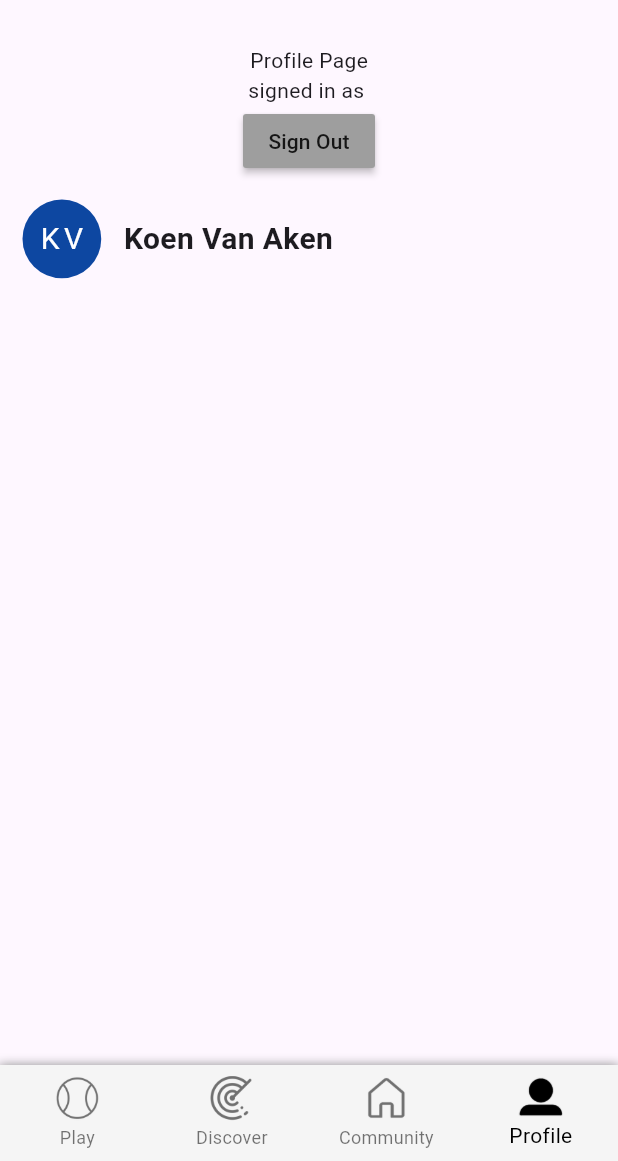
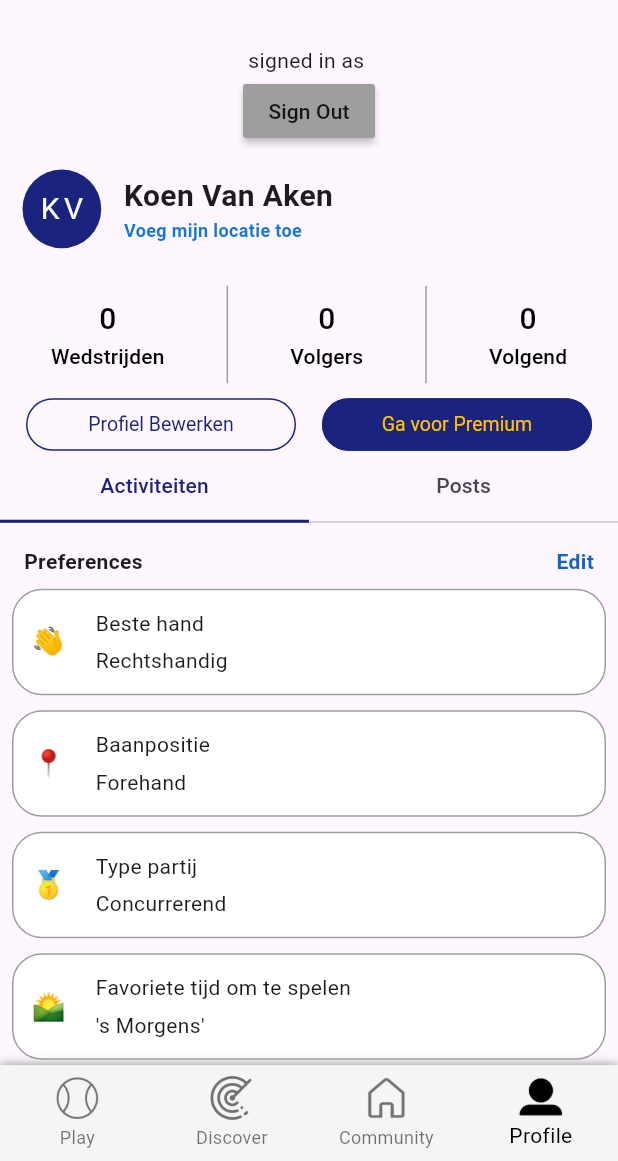
Before and after one commit to AroDiYT/playtomic-ap, a Flutter app: the screen it shows once a user with an empty profile is signed in, item 4 of the bottom bar chosen, on a phone screen of 412 x 824 dp, the part 75-1236 px from its top. Run offline on Flutter 3.47's test engine with Material 3 defaults, Android fonts, the phone set to English and light mode, and no system bars; drawn by our look-alikes of getwidget; our stand-ins replace firebase_auth, firebase_core, google_fonts; accounts and stored records are empty.

Commit message:
Start working on layout of profile page

```diff
--- a/playtomic_app/lib/src/app.dart
+++ b/playtomic_app/lib/src/app.dart
@@ -2,7 +2,6 @@ import 'package:firebase_auth/firebase_auth.dart';
 import 'package:flutter/material.dart';
 import 'package:playtomic_app/src/overlay/layout.dart';
 import 'package:playtomic_app/src/pages/auth_page.dart';
-import 'package:playtomic_app/src/pages/login.dart';
 import 'settings/settings_controller.dart';
 //import 'settings/settings_view.dart';
 
--- a/playtomic_app/lib/src/pages/profile.dart
+++ b/playtomic_app/lib/src/pages/profile.dart
@@ -1,7 +1,9 @@
 import 'package:firebase_auth/firebase_auth.dart';
 import 'package:flutter/material.dart';
+import 'package:flutter/widgets.dart';
 import 'package:getwidget/getwidget.dart';
 import 'package:google_fonts/google_fonts.dart';
+import 'package:playtomic_app/src/pages/profile_content.dart';
 import 'package:playtomic_app/src/settings/settings_view.dart';
 
 class Profile extends StatefulWidget {
@@ -42,10 +44,10 @@ class _ProfileState extends State<Profile> {
                     size: 26,
                   ))
             ]),
-        body: Center(
+        body: SingleChildScrollView(
+          child: Center(
             child: Column(
               children: [
-              const Text("Profile Page"),
                 Text("signed in as ${user.email!}"),
                 MaterialButton(
                     onPressed: () {
@@ -53,12 +55,15 @@ class _ProfileState extends State<Profile> {
                     },
                     color: Colors.grey,
                     child: const Text("Sign Out")),
+                Column(
+                  children: [
+                    // Avatar and name:
                     Row(
                       children: [
                         Padding(
                           padding: const EdgeInsets.all(15),
                           child: GFAvatar(
-                      backgroundColor: Colors.blue.shade900,
+                            backgroundColor: Colors.indigo.shade900,
                             child: const Text(
                               "KV",
                               style: TextStyle(
@@ -68,14 +73,118 @@ class _ProfileState extends State<Profile> {
                             ),
                           ),
                         ),
+                        Column(
+                          crossAxisAlignment: CrossAxisAlignment.start,
+                          children: [
                             const Text(
                               "Koen Van Aken",
-                    style: TextStyle(fontSize: 20, fontWeight: FontWeight.bold),
+                              style: TextStyle(
+                                  fontSize: 20, fontWeight: FontWeight.bold),
+                            ),
+                            Text(
+                              "Voeg mijn locatie toe",
+                              style: TextStyle(
+                                  color: Colors.blue.shade700,
+                                  fontSize: 12,
+                                  fontWeight: FontWeight.bold),
                             )
                           ],
                         )
                       ],
                     ),
+                    // Wedstrijden, Volgers and Volgend:
+                    Padding(
+                      padding: const EdgeInsets.fromLTRB(0, 10, 0, 10),
+                      child: IntrinsicHeight(
+                        child: Row(
+                          mainAxisAlignment: MainAxisAlignment.spaceEvenly,
+                          children: [
+                            TextButton(
+                              onPressed: () {},
+                              child: const Column(
+                                children: [
+                                  Text(
+                                    "0",
+                                    style: TextStyle(
+                                        color: Colors.black, fontSize: 20),
+                                  ),
+                                  Text(
+                                    "Wedstrijden",
+                                    style: TextStyle(color: Colors.black),
+                                  ),
+                                ],
+                              ),
+                            ),
+                            const VerticalDivider(
+                              thickness: 1,
+                              color: Colors.grey,
+                            ),
+                            TextButton(
+                                onPressed: () {},
+                                child: const Column(
+                                  children: [
+                                    Text(
+                                      "0",
+                                      style: TextStyle(
+                                          color: Colors.black, fontSize: 20),
+                                    ),
+                                    Text("Volgers",
+                                        style: TextStyle(color: Colors.black)),
+                                  ],
+                                )),
+                            const VerticalDivider(
+                              thickness: 1,
+                              color: Colors.grey,
+                            ),
+                            TextButton(
+                                onPressed: () {},
+                                child: const Column(
+                                  children: [
+                                    Text(
+                                      "0",
+                                      style: TextStyle(
+                                          color: Colors.black, fontSize: 20),
+                                    ),
+                                    Text("Volgend",
+                                        style: TextStyle(color: Colors.black)),
+                                  ],
+                                )),
+                          ],
+                        ),
+                      ),
+                    ),
+                    // Edit Profile and Get Premium:
+                    Row(
+                      mainAxisAlignment: MainAxisAlignment.spaceEvenly,
+                      mainAxisSize: MainAxisSize.max,
+                      children: [
+                        Container(
+                          width: 180,
+                          child: GFButton(
+                              onPressed: () {},
+                              color: Colors.indigo.shade900,
+                              shape: GFButtonShape.pills,
+                              type: GFButtonType.outline,
+                              child: const Text("Profiel Bewerken")),
+                        ),
+                        Container(
+                          width: 180,
+                          child: GFButton(
+                              onPressed: () {},
+                              color: Colors.indigo.shade900,
+                              textColor: Colors.amber,
+                              shape: GFButtonShape.pills,
+                              child: const Text("Ga voor Premium")),
+                        )
+                      ],
+                    ),
+                    // Activiteiten and Posts
+                    const ProfileContent()
+                  ],
+                )
+              ],
+            ),
+          ),
         ));
   }
 }
--- /dev/null
+++ b/playtomic_app/lib/src/pages/profile_activities.dart
@@ -0,0 +1,185 @@
+import 'package:flutter/cupertino.dart';
+import 'package:flutter/material.dart';
+import 'package:flutter/widgets.dart';
+import 'package:getwidget/getwidget.dart';
+
+class ProfileActivities extends StatefulWidget {
+  const ProfileActivities({Key? key}) : super(key: key);
+
+  @override
+  _ProfileActivitiesState createState() => _ProfileActivitiesState();
+}
+
+class _ProfileActivitiesState extends State<ProfileActivities> {
+  @override
+  Widget build(BuildContext context) {
+    return const Padding(
+      padding: EdgeInsets.all(8.0),
+      child: Column(
+        children: [
+          ProfilePreferences(),
+        ],
+      ),
+    );
+  }
+}
+
+class ProfilePreferences extends StatelessWidget {
+  const ProfilePreferences({
+    super.key,
+  });
+
+  @override
+  Widget build(BuildContext context) {
+    return Column(
+      children: [
+        Padding(
+          padding: const EdgeInsets.all(8.0),
+          child: Row(
+            mainAxisAlignment: MainAxisAlignment.spaceBetween,
+            children: [
+              const Text(
+                "Preferences",
+                style: TextStyle(fontWeight: FontWeight.bold),
+              ),
+              Text(
+                "Edit",
+                style: TextStyle(
+                    color: Colors.blue.shade800, fontWeight: FontWeight.bold),
+              )
+            ],
+          ),
+        ),
+        Container(
+          decoration: BoxDecoration(
+              border: Border.all(width: 1, color: Colors.grey),
+              borderRadius: BorderRadius.circular(20),
+              color: Colors.white),
+          child: const Padding(
+            padding: EdgeInsets.all(12),
+            child: Row(
+              children: [
+                Text(
+                  "👋",
+                  style: TextStyle(fontSize: 18),
+                ),
+                SizedBox(
+                  width: 20,
+                ),
+                Column(
+                  crossAxisAlignment: CrossAxisAlignment.start,
+                  children: [
+                    Text("Beste hand"),
+                    SizedBox(
+                      height: 5,
+                    ),
+                    Text("Rechtshandig")
+                  ],
+                )
+              ],
+            ),
+          ),
+        ),
+        const SizedBox(
+          height: 10,
+        ),
+        Container(
+          decoration: BoxDecoration(
+              border: Border.all(width: 1, color: Colors.grey),
+              borderRadius: BorderRadius.circular(20),
+              color: Colors.white),
+          child: const Padding(
+            padding: EdgeInsets.all(12),
+            child: Row(
+              children: [
+                Text(
+                  "📍",
+                  style: TextStyle(fontSize: 18),
+                ),
+                SizedBox(
+                  width: 20,
+                ),
+                Column(
+                  crossAxisAlignment: CrossAxisAlignment.start,
+                  children: [
+                    Text("Baanpositie"),
+                    SizedBox(
+                      height: 5,
+                    ),
+                    Text("Forehand")
+                  ],
+                )
+              ],
+            ),
+          ),
+        ),
+        const SizedBox(
+          height: 10,
+        ),
+        Container(
+          decoration: BoxDecoration(
+              border: Border.all(width: 1, color: Colors.grey),
+              borderRadius: BorderRadius.circular(20),
+              color: Colors.white),
+          child: const Padding(
+            padding: EdgeInsets.all(12),
+            child: Row(
+              children: [
+                Text(
+                  "🥇",
+                  style: TextStyle(fontSize: 18),
+                ),
+                SizedBox(
+                  width: 20,
+                ),
+                Column(
+                  crossAxisAlignment: CrossAxisAlignment.start,
+                  children: [
+                    Text("Type partij"),
+                    SizedBox(
+                      height: 5,
+                    ),
+                    Text("Concurrerend")
+                  ],
+                )
+              ],
+            ),
+          ),
+        ),
+        const SizedBox(
+          height: 10,
+        ),
+        Container(
+          decoration: BoxDecoration(
+              border: Border.all(width: 1, color: Colors.grey),
+              borderRadius: BorderRadius.circular(20),
+              color: Colors.white),
+          child: const Padding(
+            padding: EdgeInsets.all(12),
+            child: Row(
+              children: [
+                Text(
+                  "🌄",
+                  style: TextStyle(fontSize: 18),
+                ),
+                SizedBox(
+                  width: 20,
+                ),
+                Column(
+                  crossAxisAlignment: CrossAxisAlignment.start,
+                  children: [
+                    Text("Favoriete tijd om te spelen"),
+                    SizedBox(
+                      height: 5,
+                    ),
+                    Text("'s Morgens'")
+                  ],
+                )
+              ],
+            ),
+          ),
+        ),
+      ],
+    );
+  }
+}
--- /dev/null
+++ b/playtomic_app/lib/src/pages/profile_content.dart
@@ -0,0 +1,41 @@
+import 'package:flutter/material.dart';
+import 'package:playtomic_app/src/pages/profile_activities.dart';
+
+class ProfileContent extends StatefulWidget {
+  const ProfileContent({Key? key}) : super(key: key);
+
+  @override
+  _ProfileContentState createState() => _ProfileContentState();
+}
+
+class _ProfileContentState extends State<ProfileContent> {
+  @override
+  Widget build(BuildContext context) {
+    return DefaultTabController(
+      length: 2,
+      child: Column(
+        mainAxisSize: MainAxisSize.min,
+        children: <Widget>[
+          TabBar(
+              indicatorSize: TabBarIndicatorSize.tab,
+              labelColor: Colors.indigo.shade900,
+              indicatorColor: Colors.indigo.shade900,
+              splashFactory: NoSplash.splashFactory,
+              tabs: const [
+                Tab(text: "Activiteiten"),
+                Tab(text: "Posts"),
+              ]),
+          const SizedBox(
+            //Add this to give height
+            height: 1000, //TODO: Find better solution to make this scrollable
+            child:
+                TabBarView(physics: NeverScrollableScrollPhysics(), children: [
+              ProfileActivities(),
+              Text("Posts"),
+            ]),
+          ),
+        ],
+      ),
+    );
+  }
+}
```
Lines whose indentation alone changed are shown as unchanged.
